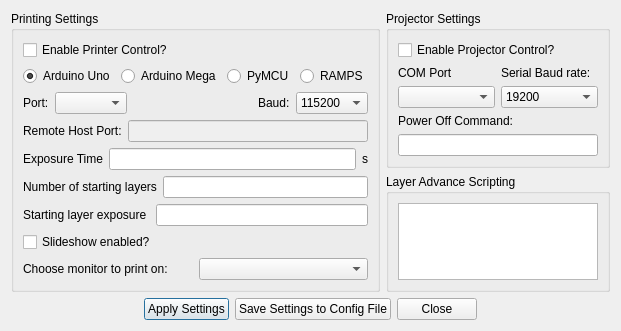
Qt form settingsdialog.ui (wrekr/3dlp-host-software) before a commit.
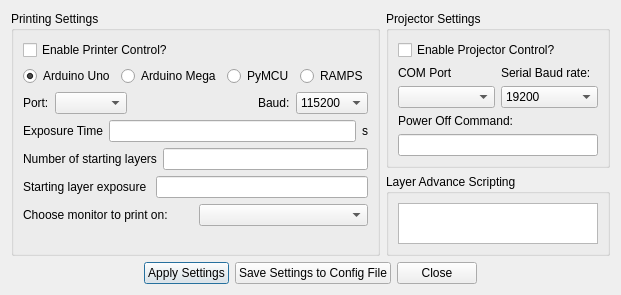
The same form after that commit.

What changed in the file:
```diff
--- a/settingsdialog.ui
+++ b/settingsdialog.ui
@@ -7,7 +7,7 @@
     <x>0</x>
     <y>0</y>
     <width>581</width>
-    <height>329</height>
+    <height>295</height>
    </rect>
   </property>
   <property name="windowTitle">
@@ -148,25 +148,7 @@
              </layout>
             </item>
             <item>
-             <layout class="QHBoxLayout" name="horizontalLayout_5">
-              <item>
-               <widget class="QLabel" name="label_4">
-                <property name="text">
-                 <string>Remote Host Port:</string>
-                </property>
-               </widget>
-              </item>
-              <item>
-               <widget class="QLineEdit" name="remote_port">
-                <property name="enabled">
-                 <bool>false</bool>
-                </property>
-                <property name="text">
-                 <string/>
-                </property>
-               </widget>
-              </item>
-             </layout>
+             <layout class="QHBoxLayout" name="horizontalLayout_5"/>
             </item>
             <item>
              <layout class="QHBoxLayout" name="horizontalLayout_20">
@@ -233,16 +215,6 @@
               </item>
              </layout>
             </item>
-            <item>
-             <widget class="QCheckBox" name="enableslideshow">
-              <property name="text">
-               <string>Slideshow enabled?</string>
-              </property>
-              <property name="checked">
-               <bool>false</bool>
-              </property>
-             </widget>
-            </item>
             <item>
              <layout class="QHBoxLayout" name="horizontalLayout_10">
               <item>
```
